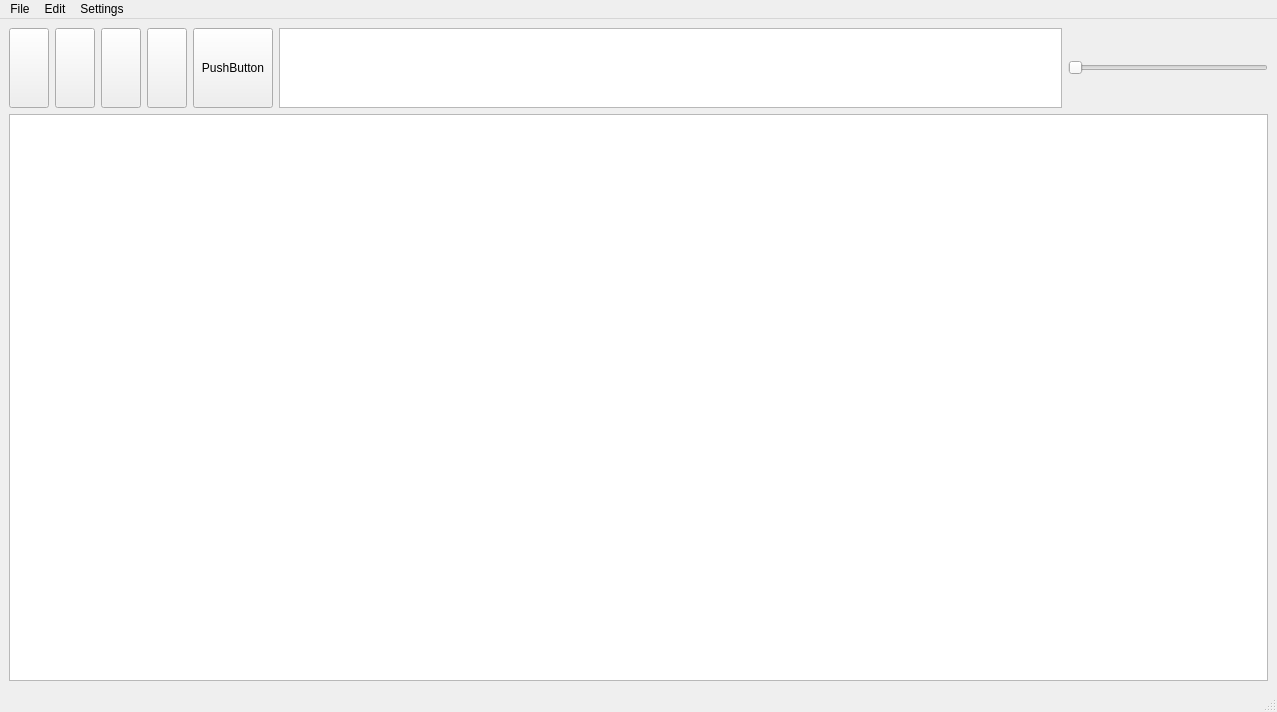
First picture: the form in MVP/View/UI/DAW.ui, repository Shredder1603/MuseEase, before the edit.
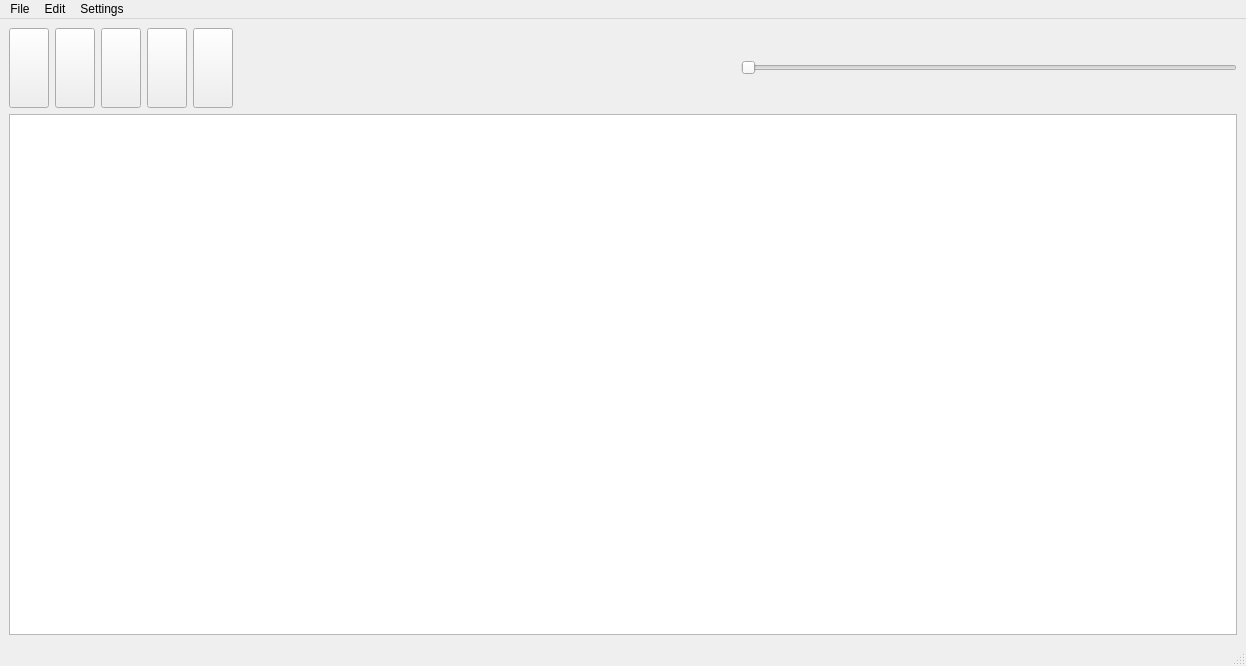
Second picture: the form after the edit. Icons and pictures are not drawn.

Diff of the .ui file:
```diff
--- a/MVP/View/UI/DAW.ui
+++ b/MVP/View/UI/DAW.ui
@@ -6,8 +6,8 @@
    <rect>
     <x>0</x>
     <y>0</y>
-    <width>1277</width>
-    <height>712</height>
+    <width>1246</width>
+    <height>666</height>
    </rect>
   </property>
   <property name="sizePolicy">
@@ -180,32 +180,29 @@
             <height>80</height>
            </size>
           </property>
+          <property name="styleSheet">
+           <string notr="true"/>
+          </property>
           <property name="text">
-           <string>PushButton</string>
+           <string/>
+          </property>
+          <property name="icon">
+           <iconset>
+            <normaloff>../Icons/Metronome.png</normaloff>../Icons/Metronome.png</iconset>
+          </property>
+          <property name="iconSize">
+           <size>
+            <width>60</width>
+            <height>35</height>
+           </size>
+          </property>
+          <property name="checkable">
+           <bool>true</bool>
           </property>
          </widget>
         </item>
         <item>
-         <widget class="QGraphicsView" name="timeView">
-          <property name="sizePolicy">
-           <sizepolicy hsizetype="Expanding" vsizetype="Preferred">
-            <horstretch>0</horstretch>
-            <verstretch>0</verstretch>
-           </sizepolicy>
-          </property>
-          <property name="minimumSize">
-           <size>
-            <width>500</width>
-            <height>0</height>
-           </size>
-          </property>
-          <property name="maximumSize">
-           <size>
-            <width>16777215</width>
-            <height>100</height>
-           </size>
-          </property>
-         </widget>
+         <widget class="QWidget" name="timeView" native="true"/>
         </item>
         <item>
          <widget class="QSlider" name="horizontalSlider">
@@ -246,7 +243,7 @@
     <rect>
      <x>0</x>
      <y>0</y>
-     <width>1277</width>
+     <width>1246</width>
      <height>22</height>
     </rect>
    </property>
```
Left out of the diff: 2 changed lines with no effect on the pictures.
